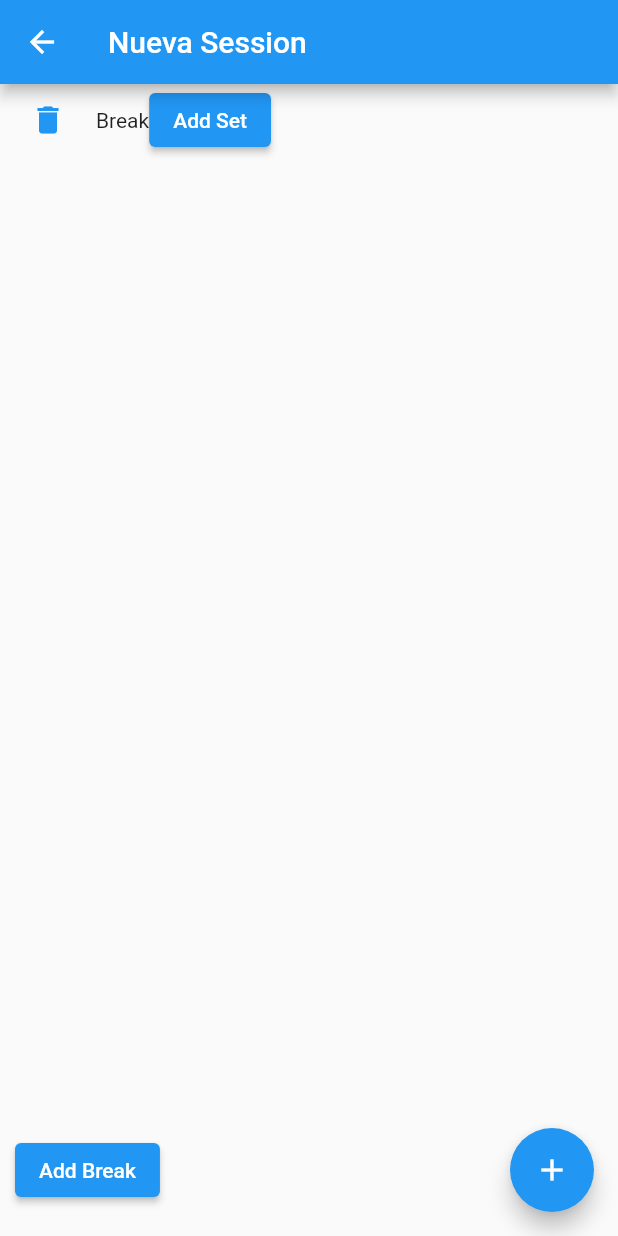
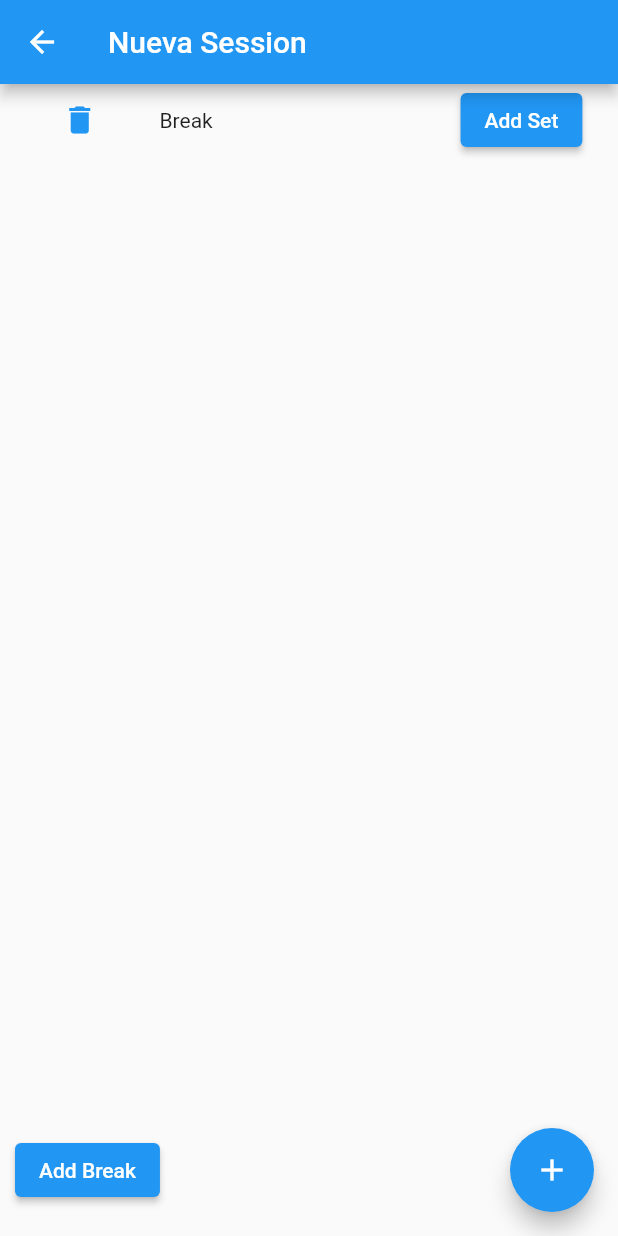
Before and after one commit to SergioMorenoAntequera/WorkoutTracker, a Flutter app: the SessionView screen opened directly, after a tap on "Add Break", on a phone screen of 412 x 824 dp. Run offline on Flutter 3.47's test engine with Material 2 defaults, Android fonts, the phone set to English and light mode, and no system bars.

Commit message:
Done saving sets

```diff
--- a/lib/Models/exercise.dart
+++ b/lib/Models/exercise.dart
@@ -6,7 +6,7 @@ class Exercise extends Model {
   var duration = 0; // Millis
 
   var name = "";
-  var sets = [];
+  var sets = <Set>[];
 
   Exercise(name) {
     this.name = name;
--- a/lib/Models/session.dart
+++ b/lib/Models/session.dart
@@ -5,5 +5,5 @@ class Session extends Model {
   var start = DateTime.now();
   var end = DateTime.now();
 
-  var exercises = [];
+  var exercises = <Exercise>[];
 }
--- a/lib/Widgets/exercise_card.dart
+++ b/lib/Widgets/exercise_card.dart
@@ -11,28 +11,69 @@ class ExerciseCard extends StatelessWidget {
   @override
   Widget build(BuildContext context) {
     return Row(
+      mainAxisSize: MainAxisSize.max,
+      mainAxisAlignment: MainAxisAlignment.spaceEvenly,
       children: [
-        TextButton(
-          onPressed: () => {deleteExercise(exercise)},
-          child: const Icon(Icons.delete),
+        Flexible(
+          flex: 1,
+          child: TextButton(
+            onPressed: () => {deleteExercise(exercise)},
+            child: const Icon(Icons.delete),
+          ),
         ),
-        Text(exercise.name),
-        // GridView.count(
-        //   // crossAxisCount is the number of columns
-        //   crossAxisCount: 2,
-        //   // This creates two columns with two items in each column
-        //   children: List.generate(2, (index) {
-        //     return Center(
-        //       child: Text(
-        //         'Item $index',
-        //       ),
-        //     );
-        //   }),
-        // ),
-        ElevatedButton(
-            child: const Text("Add Set"),
-            onPressed: () => {addSet(exercise, "12")}),
+        Flexible(
+          flex: 2,
+          child: Text(exercise.name),
+        ),
+        Flexible(
+          flex: 2,
+          child: ListView.builder(
+            shrinkWrap: true,
+            physics: const ScrollPhysics(),
+            itemCount: exercise.sets.length,
+            itemBuilder: (BuildContext context, int index) {
+              return Text(exercise.sets[index].reps);
+            },
+          ),
+        ),
+        Flexible(
+          flex: 2,
+          child: ElevatedButton(
+              child: const Text("Add Set"),
+              onPressed: () => {showAddSetDialog(context, exercise)}),
+        ),
       ],
     );
   }
+
+  void showAddSetDialog(context, e) {
+    final myController = TextEditingController();
+
+    showDialog(
+      context: context,
+      builder: (BuildContext context) {
+        return AlertDialog(
+          title: const Text("How many reps in the set?"),
+          content: TextField(
+            controller: myController,
+          ),
+          actions: <Widget>[
+            TextButton(
+              child: const Text("Close"),
+              onPressed: () {
+                Navigator.of(context).pop();
+              },
+            ),
+            ElevatedButton(
+              child: const Text("Add Set"),
+              onPressed: () {
+                Navigator.of(context).pop();
+                addSet(e, myController.text);
+              },
+            ),
+          ],
+        );
+      },
+    );
+  }
 }
```
Also changed, not shown: lib/Views/session_view.dart (+2 -23 lines).
